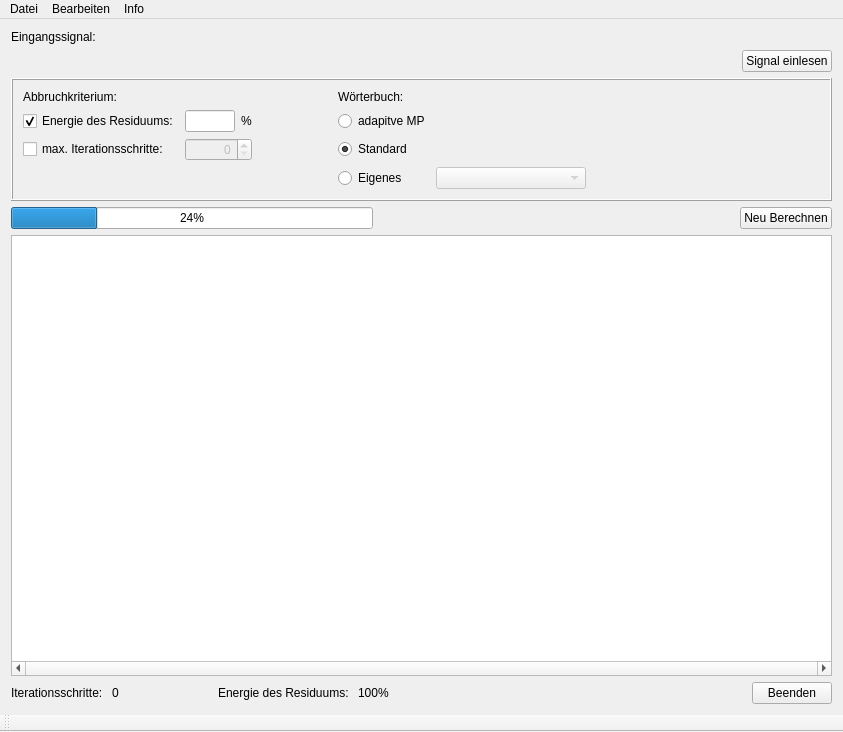
Qt form examples/matchingPursuit/mainwindow.ui (mne-tools/mne-cpp) before a commit.
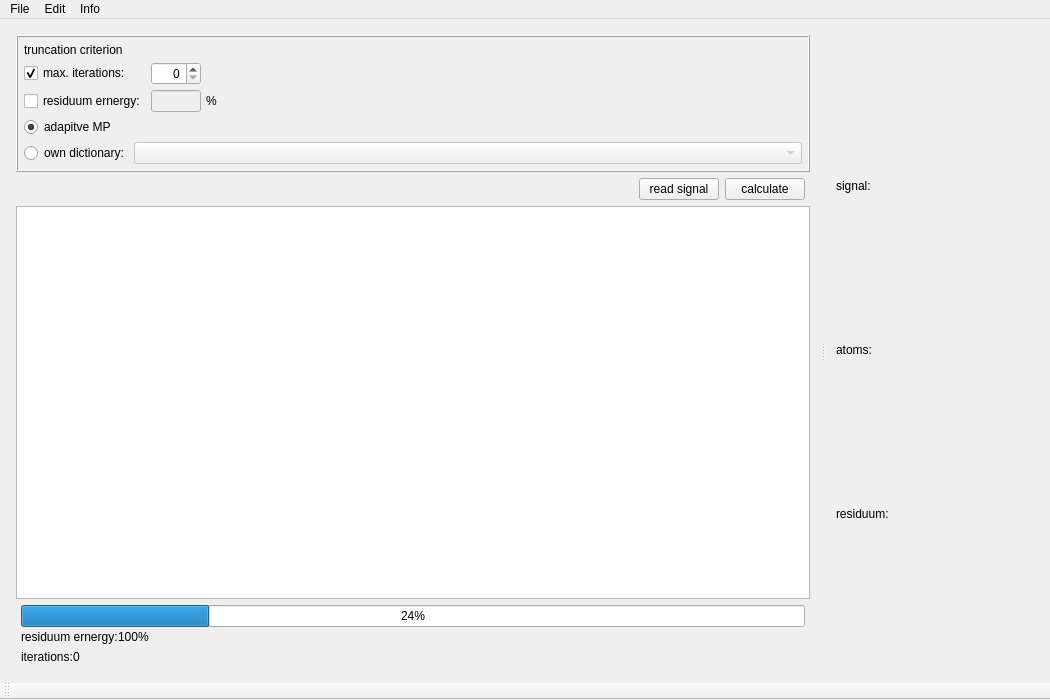
The same form after that commit. Icons and pictures are not drawn.

Commit message: Chg: GUI: Signal-, Atoms- and Residuum- plot; ParameterList

```diff
--- a/examples/matchingPursuit/mainwindow.ui
+++ b/examples/matchingPursuit/mainwindow.ui
@@ -6,10 +6,16 @@
    <rect>
     <x>0</x>
     <y>0</y>
-    <width>843</width>
-    <height>732</height>
+    <width>1050</width>
+    <height>700</height>
    </rect>
   </property>
+  <property name="sizePolicy">
+   <sizepolicy hsizetype="Preferred" vsizetype="Preferred">
+    <horstretch>0</horstretch>
+    <verstretch>0</verstretch>
+   </sizepolicy>
+  </property>
   <property name="windowTitle">
    <string>Matching-Pursuit-Toolbox</string>
   </property>
@@ -21,37 +27,41 @@
    <enum>Qt::LeftToRight</enum>
   </property>
   <widget class="QWidget" name="centralWidget">
-   <layout class="QVBoxLayout" name="l_Main" stretch="0,0,0,0,0">
-    <item>
-     <layout class="QVBoxLayout" name="l_Input" stretch="0,0,0">
-      <item>
-       <widget class="QLabel" name="lb_InputSignal">
-        <property name="text">
-         <string>Eingangssignal:</string>
-        </property>
-       </widget>
-      </item>
+   <layout class="QHBoxLayout" name="horizontalLayout_4">
+    <property name="spacing">
+     <number>0</number>
+    </property>
+    <property name="leftMargin">
+     <number>5</number>
+    </property>
+    <property name="topMargin">
+     <number>5</number>
+    </property>
+    <property name="rightMargin">
+     <number>5</number>
+    </property>
+    <property name="bottomMargin">
+     <number>5</number>
+    </property>
       <item>
-       <layout class="QVBoxLayout" name="l_Graph"/>
-      </item>
-      <item>
-       <widget class="QPushButton" name="btt_OpenSignal">
+     <widget class="QSplitter" name="splitter">
         <property name="sizePolicy">
-         <sizepolicy hsizetype="Fixed" vsizetype="Fixed">
+       <sizepolicy hsizetype="Preferred" vsizetype="Preferred">
           <horstretch>0</horstretch>
           <verstretch>0</verstretch>
          </sizepolicy>
         </property>
-        <property name="layoutDirection">
-         <enum>Qt::RightToLeft</enum>
-        </property>
-        <property name="text">
-         <string>Signal einlesen</string>
-        </property>
-       </widget>
-      </item>
-     </layout>
-    </item>
+      <property name="orientation">
+       <enum>Qt::Horizontal</enum>
+      </property>
+      <property name="opaqueResize">
+       <bool>true</bool>
+      </property>
+      <property name="childrenCollapsible">
+       <bool>false</bool>
+      </property>
+      <widget class="QWidget" name="layoutWidget">
+       <layout class="QVBoxLayout" name="verticalLayout">
     <item>
      <widget class="QFrame" name="frame">
       <property name="frameShape">
@@ -62,131 +72,80 @@
       </property>
       <layout class="QHBoxLayout" name="horizontalLayout">
        <property name="leftMargin">
-        <number>10</number>
+            <number>6</number>
        </property>
        <property name="topMargin">
-        <number>10</number>
+            <number>6</number>
        </property>
        <property name="rightMargin">
-        <number>10</number>
+            <number>6</number>
        </property>
        <property name="bottomMargin">
-        <number>10</number>
+            <number>6</number>
        </property>
        <item>
-        <layout class="QGridLayout" name="l_Options" rowstretch="0,0,0,0" columnstretch="0,0,0,0,0,0,0">
-         <item row="0" column="0">
-          <widget class="QLabel" name="lb_Criterion">
-           <property name="text">
-            <string>Abbruchkriterium:</string>
-           </property>
-          </widget>
-         </item>
-         <item row="0" column="4">
-          <widget class="QLabel" name="lb_Dictionary">
-           <property name="text">
-            <string>Wörterbuch:</string>
-           </property>
-          </widget>
-         </item>
-         <item row="1" column="0">
-          <widget class="QCheckBox" name="chb_ResEnergy">
-           <property name="text">
-            <string>Energie des Residuums:</string>
-           </property>
-           <property name="checked">
-            <bool>true</bool>
-           </property>
-          </widget>
-         </item>
-         <item row="1" column="4">
-          <widget class="QRadioButton" name="rb_TreebasedDictionary">
+            <layout class="QGridLayout" name="l_Options" columnstretch="0,0,0,1,0,0">
+             <property name="spacing">
+              <number>5</number>
+             </property>
+             <item row="6" column="0" colspan="2">
+              <widget class="QRadioButton" name="rb_adativMp">
            <property name="text">
             <string>adapitve MP</string>
            </property>
            <property name="checked">
-            <bool>false</bool>
-           </property>
-          </widget>
-         </item>
-         <item row="2" column="4">
-          <widget class="QRadioButton" name="rb_StandardDictionary">
-           <property name="text">
-            <string>Standard</string>
-           </property>
-           <property name="checked">
             <bool>true</bool>
            </property>
           </widget>
          </item>
-         <item row="3" column="4">
+             <item row="0" column="0" colspan="2">
+              <widget class="QLabel" name="lb_Criterion">
+               <property name="sizePolicy">
+                <sizepolicy hsizetype="Preferred" vsizetype="Fixed">
+                 <horstretch>0</horstretch>
+                 <verstretch>0</verstretch>
+                </sizepolicy>
+               </property>
+               <property name="text">
+                <string>truncation criterion</string>
+               </property>
+              </widget>
+             </item>
+             <item row="7" column="0">
           <widget class="QRadioButton" name="rb_OwnDictionary">
            <property name="text">
-            <string>Eigenes</string>
+                <string>own dictionary:</string>
            </property>
           </widget>
          </item>
-         <item row="1" column="3">
-          <spacer name="horizontalSpacer_1">
-           <property name="orientation">
-            <enum>Qt::Horizontal</enum>
-           </property>
-           <property name="sizeType">
-            <enum>QSizePolicy::Fixed</enum>
-           </property>
-           <property name="sizeHint" stdset="0">
-            <size>
-             <width>80</width>
-             <height>20</height>
-            </size>
-           </property>
-          </spacer>
-         </item>
-         <item row="2" column="0">
-          <widget class="QCheckBox" name="chb_Iterations">
-           <property name="text">
-            <string>max. Iterationsschritte:</string>
-           </property>
-          </widget>
-         </item>
-         <item row="2" column="1" colspan="2">
+             <item row="2" column="2">
           <widget class="QSpinBox" name="sb_Iterations">
            <property name="enabled">
-            <bool>false</bool>
+                <bool>true</bool>
            </property>
            <property name="alignment">
             <set>Qt::AlignRight|Qt::AlignTrailing|Qt::AlignVCenter</set>
            </property>
           </widget>
          </item>
-         <item row="1" column="6">
-          <spacer name="horizontalSpacer_2">
-           <property name="orientation">
-            <enum>Qt::Horizontal</enum>
-           </property>
-           <property name="sizeHint" stdset="0">
-            <size>
-             <width>40</width>
-             <height>20</height>
-            </size>
-           </property>
-          </spacer>
-         </item>
-         <item row="3" column="5">
-          <widget class="QComboBox" name="cb_Dicts">
-           <property name="enabled">
-            <bool>false</bool>
-           </property>
-           <property name="minimumSize">
-            <size>
-             <width>150</width>
-             <height>0</height>
-            </size>
+             <item row="4" column="3">
+              <widget class="QLabel" name="lb_Prozent">
+               <property name="sizePolicy">
+                <sizepolicy hsizetype="Preferred" vsizetype="Preferred">
+                 <horstretch>0</horstretch>
+                 <verstretch>0</verstretch>
+                </sizepolicy>
+               </property>
+               <property name="text">
+                <string>%</string>
            </property>
           </widget>
          </item>
-         <item row="1" column="1">
+             <item row="4" column="2">
           <widget class="QLineEdit" name="tb_ResEnergy">
+               <property name="enabled">
+                <bool>false</bool>
+               </property>
            <property name="sizePolicy">
             <sizepolicy hsizetype="Fixed" vsizetype="Fixed">
              <horstretch>0</horstretch>
@@ -210,127 +169,134 @@
            </property>
           </widget>
          </item>
-         <item row="1" column="2">
-          <widget class="QLabel" name="lb_Prozent">
+             <item row="4" column="0" colspan="2">
+              <widget class="QCheckBox" name="chb_ResEnergy">
            <property name="text">
-            <string>%</string>
-           </property>
-          </widget>
-         </item>
+                <string>residuum ernergy:</string>
+               </property>
+               <property name="checked">
+                <bool>false</bool>
+               </property>
+              </widget>
+             </item>
+             <item row="2" column="0" colspan="2">
+              <widget class="QCheckBox" name="chb_Iterations">
+               <property name="text">
+                <string>max. iterations:</string>
+               </property>
+               <property name="checked">
+                <bool>true</bool>
+               </property>
+              </widget>
+             </item>
+             <item row="7" column="1" colspan="3">
+              <widget class="QComboBox" name="cb_Dicts">
+               <property name="enabled">
+                <bool>false</bool>
+               </property>
+               <property name="minimumSize">
+                <size>
+                 <width>70</width>
+                 <height>0</height>
+                </size>
+               </property>
+              </widget>
+             </item>
         </layout>
        </item>
       </layout>
      </widget>
     </item>
     <item>
-     <layout class="QHBoxLayout" name="horizontalLayout_2">
+         <layout class="QHBoxLayout" name="horizontalLayout_2" stretch="1,0,0">
+          <property name="leftMargin">
+           <number>5</number>
+          </property>
+          <property name="rightMargin">
+           <number>5</number>
+          </property>
+          <item>
+           <spacer name="horizontalSpacer_4">
+            <property name="orientation">
+             <enum>Qt::Horizontal</enum>
+            </property>
+            <property name="sizeType">
+             <enum>QSizePolicy::Preferred</enum>
+            </property>
+            <property name="sizeHint" stdset="0">
+             <size>
+              <width>40</width>
+              <height>20</height>
+             </size>
+            </property>
+           </spacer>
+          </item>
+          <item>
+           <widget class="QPushButton" name="btt_OpenSignal">
+            <property name="sizePolicy">
+             <sizepolicy hsizetype="Fixed" vsizetype="Fixed">
+              <horstretch>0</horstretch>
+              <verstretch>0</verstretch>
+             </sizepolicy>
+            </property>
+            <property name="layoutDirection">
+             <enum>Qt::RightToLeft</enum>
+            </property>
+            <property name="text">
+             <string>read signal</string>
+            </property>
+           </widget>
+          </item>
+          <item>
+           <widget class="QPushButton" name="btt_Calc">
+            <property name="sizePolicy">
+             <sizepolicy hsizetype="Fixed" vsizetype="Fixed">
+              <horstretch>0</horstretch>
+              <verstretch>0</verstretch>
+             </sizepolicy>
+            </property>
+            <property name="layoutDirection">
+             <enum>Qt::RightToLeft</enum>
+            </property>
+            <property name="text">
+             <string>calculate</string>
+            </property>
+           </widget>
+          </item>
+         </layout>
+        </item>
+        <item>
+         <widget class="QTableWidget" name="tbv_Results"/>
+        </item>
+        <item>
+         <layout class="QVBoxLayout" name="verticalLayout_4">
+          <property name="spacing">
+           <number>0</number>
+          </property>
+          <property name="leftMargin">
+           <number>5</number>
+          </property>
+          <property name="rightMargin">
+           <number>5</number>
+          </property>
       <item>
        <widget class="QProgressBar" name="progressBarCalc">
+            <property name="sizePolicy">
+             <sizepolicy hsizetype="Preferred" vsizetype="Fixed">
+              <horstretch>0</horstretch>
+              <verstretch>0</verstretch>
+             </sizepolicy>
+            </property>
         <property name="value">
          <number>24</number>
         </property>
        </widget>
       </item>
       <item>
-       <spacer name="horizontalSpacer_4">
-        <property name="orientation">
-         <enum>Qt::Horizontal</enum>
-        </property>
-        <property name="sizeHint" stdset="0">
-         <size>
-          <width>40</width>
-          <height>20</height>
-         </size>
-        </property>
-       </spacer>
-      </item>
-      <item>
-       <widget class="QPushButton" name="btt_Calc">
-        <property name="sizePolicy">
-         <sizepolicy hsizetype="Fixed" vsizetype="Fixed">
-          <horstretch>0</horstretch>
-          <verstretch>0</verstretch>
-         </sizepolicy>
-        </property>
-        <property name="layoutDirection">
-         <enum>Qt::RightToLeft</enum>
-        </property>
-        <property name="text">
-         <string>Neu Berechnen</string>
-        </property>
-       </widget>
-      </item>
-     </layout>
-    </item>
-    <item>
-     <widget class="QTableView" name="tbv_Results">
-      <property name="horizontalScrollBarPolicy">
-       <enum>Qt::ScrollBarAlwaysOn</enum>
-      </property>
-      <property name="autoScroll">
-       <bool>false</bool>
-      </property>
-      <property name="alternatingRowColors">
-       <bool>false</bool>
-      </property>
-      <property name="horizontalScrollMode">
-       <enum>QAbstractItemView::ScrollPerPixel</enum>
-      </property>
-      <property name="showGrid">
-       <bool>true</bool>
-      </property>
-     </widget>
-    </item>
-    <item>
      <layout class="QHBoxLayout" name="horizontalLayout_3">
-      <item>
-       <widget class="QLabel" name="lb_Iterationprogress">
-        <property name="sizePolicy">
-         <sizepolicy hsizetype="Fixed" vsizetype="Preferred">
-          <horstretch>0</horstretch>
-          <verstretch>0</verstretch>
-         </sizepolicy>
-        </property>
-        <property name="text">
-         <string>Iterationsschritte: </string>
-        </property>
-       </widget>
-      </item>
-      <item>
-       <widget class="QLabel" name="lb_IterationsProgressValue">
-        <property name="sizePolicy">
-         <sizepolicy hsizetype="Fixed" vsizetype="Preferred">
-          <horstretch>0</horstretch>
-          <verstretch>0</verstretch>
-         </sizepolicy>
-        </property>
-        <property name="minimumSize">
-         <size>
-          <width>60</width>
-          <height>0</height>
-         </size>
-        </property>
-        <property name="text">
-         <string>0</string>
-        </property>
-       </widget>
-      </item>
-      <item>
-       <spacer name="horizontalSpacer_3">
-        <property name="orientation">
-         <enum>Qt::Horizontal</enum>
-        </property>
-        <property name="sizeType">
-         <enum>QSizePolicy::Fixed</enum>
-        </property>
-        <property name="sizeHint" stdset="0">
-         <size>
-          <width>40</width>
-          <height>20</height>
-         </size>
-        </property>
-       </spacer>
-      </item>
+            <property name="spacing">
+             <number>0</number>
+            </property>
       <item>
        <widget class="QLabel" name="lb_RestEnergieResiduum">
         <property name="sizePolicy">
@@ -340,7 +306,7 @@
          </sizepolicy>
         </property>
         <property name="text">
-         <string>Energie des Residuums: </string>
+               <string>residuum ernergy:</string>
         </property>
        </widget>
       </item>
@@ -354,7 +320,7 @@
         </property>
         <property name="minimumSize">
          <size>
-          <width>60</width>
+                <width>0</width>
           <height>0</height>
          </size>
         </property>
@@ -376,27 +342,117 @@
         </property>
        </spacer>
       </item>
+           </layout>
+          </item>
       <item>
-       <widget class="QPushButton" name="btt_Close">
+           <layout class="QHBoxLayout" name="horizontalLayout_5">
+            <property name="spacing">
+             <number>0</number>
+            </property>
+            <item>
+             <widget class="QLabel" name="lb_Iterationprogress">
         <property name="sizePolicy">
-         <sizepolicy hsizetype="Fixed" vsizetype="Fixed">
+               <sizepolicy hsizetype="Fixed" vsizetype="Preferred">
           <horstretch>0</horstretch>
           <verstretch>0</verstretch>
          </sizepolicy>
         </property>
-        <property name="layoutDirection">
-         <enum>Qt::LeftToRight</enum>
-        </property>
+              <property name="text">
+               <string>iterations:</string>
+              </property>
+             </widget>
+            </item>
+            <item>
+             <widget class="QLabel" name="lb_IterationsProgressValue">
+              <property name="sizePolicy">
+               <sizepolicy hsizetype="Fixed" vsizetype="Preferred">
+                <horstretch>0</horstretch>
+                <verstretch>0</verstretch>
+               </sizepolicy>
+              </property>
+              <property name="minimumSize">
+               <size>
+                <width>0</width>
+                <height>0</height>
+               </size>
+              </property>
         <property name="text">
-         <string>Beenden</string>
-        </property>
-        <property name="icon">
-         <iconset resource="Ressourcen.qrc">
-          <normaloff>:/images/icons/logOut.png</normaloff>:/images/icons/logOut.png</iconset>
-        </property>
-       </widget>
-      </item>
-     </layout>
+               <string>0</string>
+              </property>
+             </widget>
+            </item>
+            <item>
+             <spacer name="horizontalSpacer_2">
+              <property name="orientation">
+               <enum>Qt::Horizontal</enum>
+              </property>
+              <property name="sizeHint" stdset="0">
+               <size>
+                <width>40</width>
+                <height>20</height>
+               </size>
+              </property>
+             </spacer>
+            </item>
+           </layout>
+          </item>
+         </layout>
+        </item>
+       </layout>
+      </widget>
+      <widget class="QWidget" name="layoutWidget">
+       <layout class="QVBoxLayout" name="l_Input" stretch="0,0,0,0,0,0">
+        <item>
+         <widget class="QLabel" name="lb_InputSignal">
+          <property name="sizePolicy">
+           <sizepolicy hsizetype="Expanding" vsizetype="Fixed">
+            <horstretch>0</horstretch>
+            <verstretch>0</verstretch>
+           </sizepolicy>
+          </property>
+          <property name="text">
+           <string>signal:</string>
+          </property>
+         </widget>
+        </item>
+        <item>
+         <layout class="QVBoxLayout" name="l_Graph"/>
+        </item>
+        <item>
+         <widget class="QLabel" name="lb_AtomsSum">
+          <property name="sizePolicy">
+           <sizepolicy hsizetype="Preferred" vsizetype="Fixed">
+            <horstretch>0</horstretch>
+            <verstretch>0</verstretch>
+           </sizepolicy>
+          </property>
+          <property name="text">
+           <string>atoms:</string>
+          </property>
+         </widget>
+        </item>
+        <item>
+         <layout class="QVBoxLayout" name="l_atoms"/>
+        </item>
+        <item>
+         <widget class="QLabel" name="lb_Res">
+          <property name="sizePolicy">
+           <sizepolicy hsizetype="Preferred" vsizetype="Fixed">
+            <horstretch>0</horstretch>
+            <verstretch>0</verstretch>
+           </sizepolicy>
+          </property>
+          <property name="text">
+           <string>residuum:</string>
+          </property>
+         </widget>
+        </item>
+        <item>
+         <layout class="QVBoxLayout" name="l_res"/>
+        </item>
+       </layout>
+      </widget>
+     </widget>
     </item>
    </layout>
   </widget>
@@ -405,13 +461,13 @@
     <rect>
      <x>0</x>
      <y>0</y>
-     <width>843</width>
+     <width>1050</width>
      <height>21</height>
     </rect>
    </property>
    <widget class="QMenu" name="menuDatei">
     <property name="title">
-     <string>Datei</string>
+     <string>File</string>
     </property>
     <addaction name="actionNeu"/>
     <addaction name="actionOeffnen"/>
@@ -422,7 +478,7 @@
    </widget>
    <widget class="QMenu" name="menuBearbeiten">
     <property name="title">
-     <string>Bearbeiten</string>
+     <string>Edit</string>
     </property>
     <addaction name="actionW_rterbucheditor"/>
     <addaction name="actionErweiterter_W_rterbucheditor"/>
```
Left out of the diff: 22 changed lines with no effect on the pictures. Lines whose indentation alone changed are shown as unchanged. The commit also changes 7 other files.
